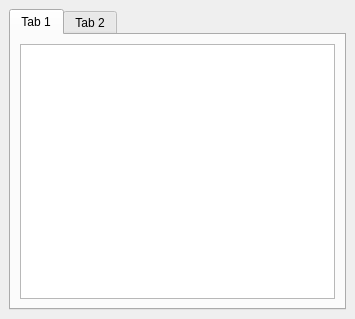
Above: src/panel/leftpanel/leftpanel2.ui from axsapronov/QSopherim before the change. Below: the same form after it.
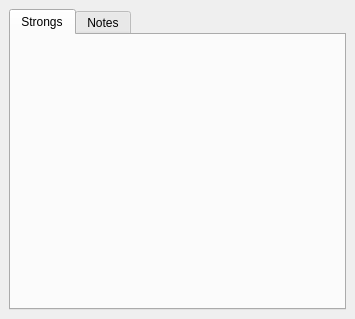
That is the form after the change.

Commit message: Add create and read strongs number

The edit to the form file:
```diff
--- a/src/panel/leftpanel/leftpanel2.ui
+++ b/src/panel/leftpanel/leftpanel2.ui
@@ -2,6 +2,9 @@
 <ui version="4.0">
  <class>LeftPanel2</class>
  <widget class="QDockWidget" name="LeftPanel2">
+  <property name="enabled">
+   <bool>true</bool>
+  </property>
   <property name="geometry">
    <rect>
     <x>0</x>
@@ -10,6 +13,12 @@
     <height>319</height>
    </rect>
   </property>
+  <property name="features">
+   <set>QDockWidget::NoDockWidgetFeatures</set>
+  </property>
+  <property name="allowedAreas">
+   <set>Qt::LeftDockWidgetArea</set>
+  </property>
   <property name="windowTitle">
    <string>DockWidget</string>
   </property>
@@ -19,18 +28,33 @@
      <widget class="QTabWidget" name="tabWidget">
       <widget class="QWidget" name="tab">
        <attribute name="title">
-        <string>Tab 1</string>
+        <string>Strongs</string>
        </attribute>
        <layout class="QGridLayout" name="gridLayout_2">
         <item row="0" column="0">
-         <widget class="QListView" name="ListViewNote"/>
+         <widget class="QLabel" name="LAStrong">
+          <property name="autoFillBackground">
+           <bool>false</bool>
+          </property>
+          <property name="text">
+           <string/>
+          </property>
+          <property name="wordWrap">
+           <bool>true</bool>
+          </property>
+         </widget>
         </item>
        </layout>
       </widget>
       <widget class="QWidget" name="tab_2">
        <attribute name="title">
-        <string>Tab 2</string>
+        <string>Notes</string>
        </attribute>
+       <layout class="QGridLayout" name="gridLayout_3">
+        <item row="0" column="0">
+         <widget class="QListView" name="ListViewNote"/>
+        </item>
+       </layout>
       </widget>
      </widget>
     </item>
```
Left out of the diff: 5 changed lines with no effect on the pictures. The commit also changes 6 other files.
